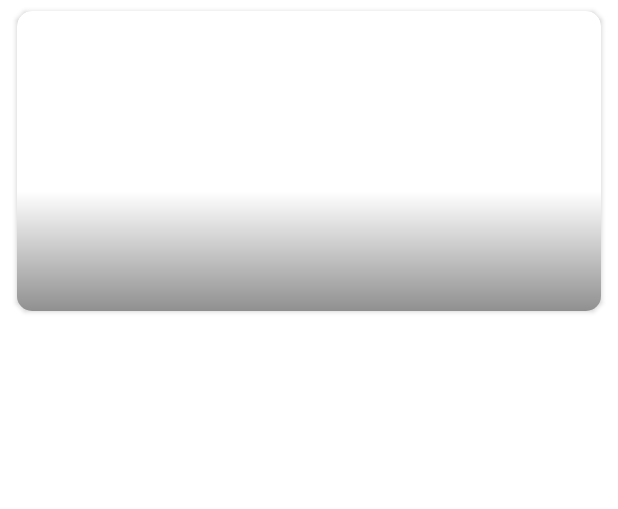
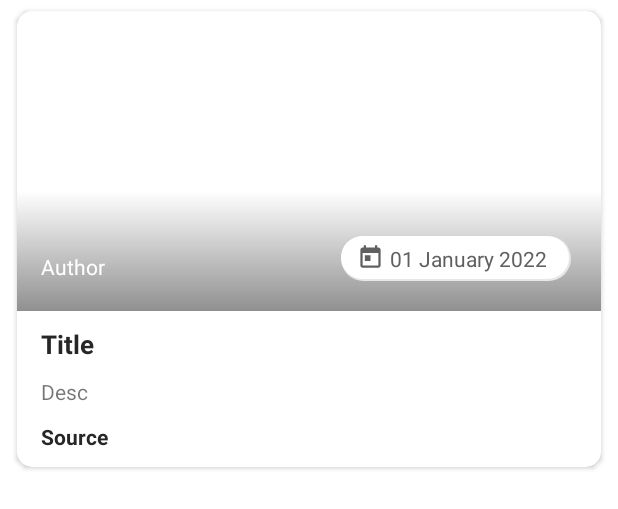
Before and after one commit to Ruzica74/mobilno, an Android app: the layout news_item.xml on its own in the app's theme, with its tools: preview values and no code run, on a phone screen of 412 x 824 dp. Shown: the top 509 px of the screen. Run offline under Robolectric (Android 15) with nearby library versions, the light colour scheme and no system bars.

Commit message:
news dio

```diff
--- /dev/null
+++ b/MyMobApp/app/src/main/java/com/example/mymobapp/model/Article.java
@@ -0,0 +1,17 @@
+package com.example.mymobapp.model;
+
+
+import java.io.Serializable;
+
+public class Article implements Serializable {
+
+    private Source source;
+    private String author;
+    private String title;
+    private String description;
+    private String url;
+    private String urlToImage;
+    private String publishedAt;
+
+
+}
--- /dev/null
+++ b/MyMobApp/app/src/main/java/com/example/mymobapp/model/News.java
@@ -0,0 +1,41 @@
+package com.example.mymobapp.model;
+
+import java.io.Serializable;
+import java.util.List;
+
+public class News implements Serializable {
+
+    private String status;
+    private String totalResult;
+    private List<Article> articles;
+
+    public News(String status, String totalResult, List<Article> articles) {
+        this.status = status;
+        this.totalResult = totalResult;
+        this.articles = articles;
+    }
+
+    public String getStatus() {
+        return status;
+    }
+
+    public void setStatus(String status) {
+        this.status = status;
+    }
+
+    public String getTotalResult() {
+        return totalResult;
+    }
+
+    public void setTotalResult(String totalResult) {
+        this.totalResult = totalResult;
+    }
+
+    public List<Article> getArticles() {
+        return articles;
+    }
+
+    public void setArticles(List<Article> articles) {
+        this.articles = articles;
+    }
+}
--- /dev/null
+++ b/MyMobApp/app/src/main/java/com/example/mymobapp/model/Source.java
@@ -0,0 +1,4 @@
+package com.example.mymobapp.model;
+
+public class Source {
+}
--- a/MyMobApp/app/src/main/res/layout/news_item.xml
+++ b/MyMobApp/app/src/main/res/layout/news_item.xml
@@ -37,6 +37,7 @@
                 android:layout_height="@dimen/news_item_img_height2"/>
 
             <TextView
+                android:id="@+id/author"
                 android:layout_width="match_parent"
                 android:layout_height="30dp"
                 android:drawablePadding="10dp"
@@ -45,8 +46,13 @@
                 android:textColor="@android:color/white"
                 android:singleLine="true"
                 android:text="Author"
-                android:gravity="bottom" />
-                <!-- android:layout_alignLeft="@+id/title" -->
+                android:gravity="bottom"
+                android:layout_alignLeft="@+id/title"
+                android:layout_alignStart="@id/title"
+                android:layout_alignRight="@id/layoutDate"
+                android:layout_alignTop="@id/layoutDate"
+                android:layout_alignEnd="@id/layoutDate"
+                />
 
 
             <FrameLayout
@@ -56,13 +62,86 @@
                 android:layout_below="@id/img"
                 android:textStyle="bold"
                 android:textColor="@color/colorTextTitle"
-                android:layout_marginLeft="@dimen/fab_margin"
-                android:layout_marginRight="@dimen/fab_margin"
+                android:padding="5dp"
+                android:background="@drawable/round_white"
+                android:layout_alignParentRight="true"
+                android:layout_marginTop="@dimen/news_item_date_frame_martop"
+                android:layout_marginRight="@dimen/news_item_date_frame_margright"
+                >
+
+                <ImageView
+                    android:src="@drawable/ic_date"
+                    android:layout_width="18dp"
+                    android:layout_height="18dp"
+                    android:layout_marginLeft="5dp"
+                    android:layout_marginRight="5dp"/>
+
+                <TextView
+                    android:textColor="@color/colorTextView"
+                    android:layout_width="wrap_content"
+                    android:layout_height="wrap_content"
+                    android:layout_marginRight="10dp"
+                    android:layout_marginLeft="27dp"
+                    android:text="01 January 2022"
+                    android:id="@+id/publishedAt" />
 
 
-                >
+            </FrameLayout>
 
-            </FrameLayout>
+            <TextView
+                android:layout_width="match_parent"
+                android:layout_height="wrap_content"
+                android:textStyle="bold"
+                android:textColor="@color/colorTextTitle"
+                android:layout_marginLeft="16dp"
+                android:layout_marginRight="16dp"
+                android:text="Title"
+                android:textSize="17sp"
+                android:layout_marginTop="10dp"
+                android:layout_below="@id/img"
+                android:id="@+id/title" />
+
+            <TextView
+                android:id="@+id/desc"
+                android:layout_width="wrap_content"
+                android:layout_height="20dp"
+                android:layout_below="@+id/title"
+                android:layout_marginTop="10dp"
+                android:layout_marginLeft="16dp"
+                android:layout_marginRight="16dp"
+                android:text="Desc"
+                />
+
+            <TextView
+                android:id="@+id/source"
+                android:layout_width="wrap_content"
+                android:layout_height="20dp"
+                android:layout_below="@+id/desc"
+                android:maxLines="1"
+                android:textStyle="bold"
+                android:textColor="@color/colorTextTitle"
+                android:drawablePadding="10dp"
+                android:singleLine="true"
+                android:ellipsize="end"
+                android:layout_marginTop="10dp"
+                android:layout_marginLeft="16dp"
+                android:layout_marginBottom="10dp"
+                android:text="Source"/>
+
+            <TextView
+                android:layout_width="wrap_content"
+                android:layout_height="20dp"
+                android:drawablePadding="10dp"
+                android:singleLine="true"
+                android:ellipsize="end"
+                android:maxLines="1"
+                android:layout_below="@+id/desc"
+                android:layout_marginTop="10dp"
+                android:layout_marginBottom="10dp"
+                android:layout_toRightOf="@id/source"
+                />
+
+
 
 
 
--- a/MyMobApp/app/src/main/res/values/colors.xml
+++ b/MyMobApp/app/src/main/res/values/colors.xml
@@ -20,6 +20,6 @@
     <color name="colorTextTitle">#262626</color>
     <color name="colorBackground">#f9f9fa</color>
     <color name="colorTextSubtitle">#4e4e4e</color>
-
+    <color name="colorTextView">#606060</color>
 
 </resources>
--- a/MyMobApp/app/src/main/res/values/dimens.xml
+++ b/MyMobApp/app/src/main/res/values/dimens.xml
@@ -10,4 +10,6 @@
     <dimen name="news_item_radius">10dp</dimen>
     <dimen name="news_item_img_height">200dp</dimen>
     <dimen name="news_item_img_height2">80dp</dimen>
+    <dimen name="news_item_date_frame_margright">20dp</dimen>
+    <dimen name="news_item_date_frame_martop">-50dp</dimen>
 </resources>
```
